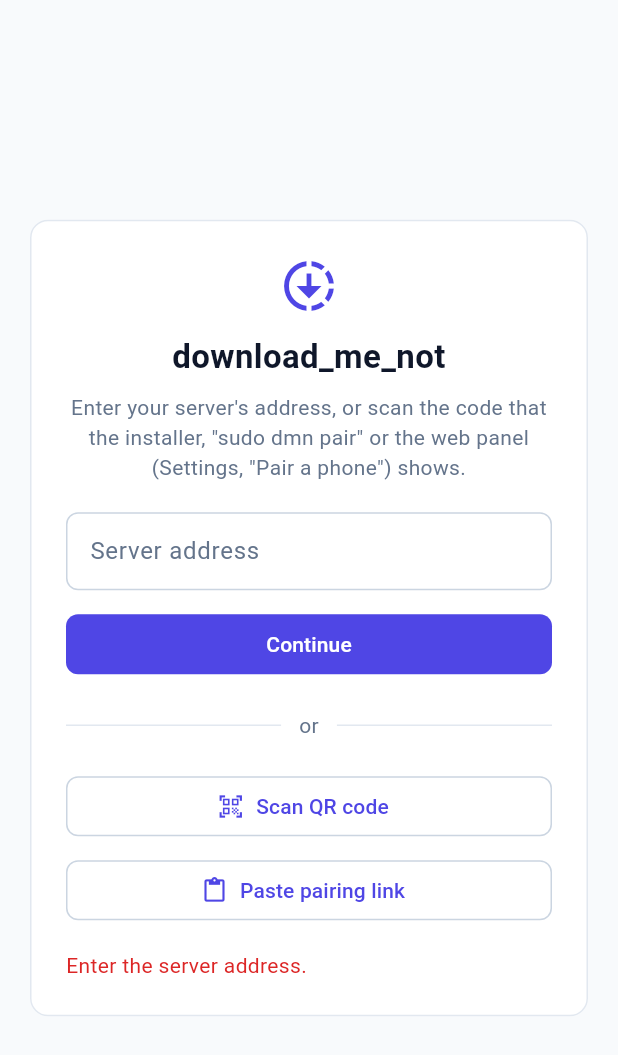
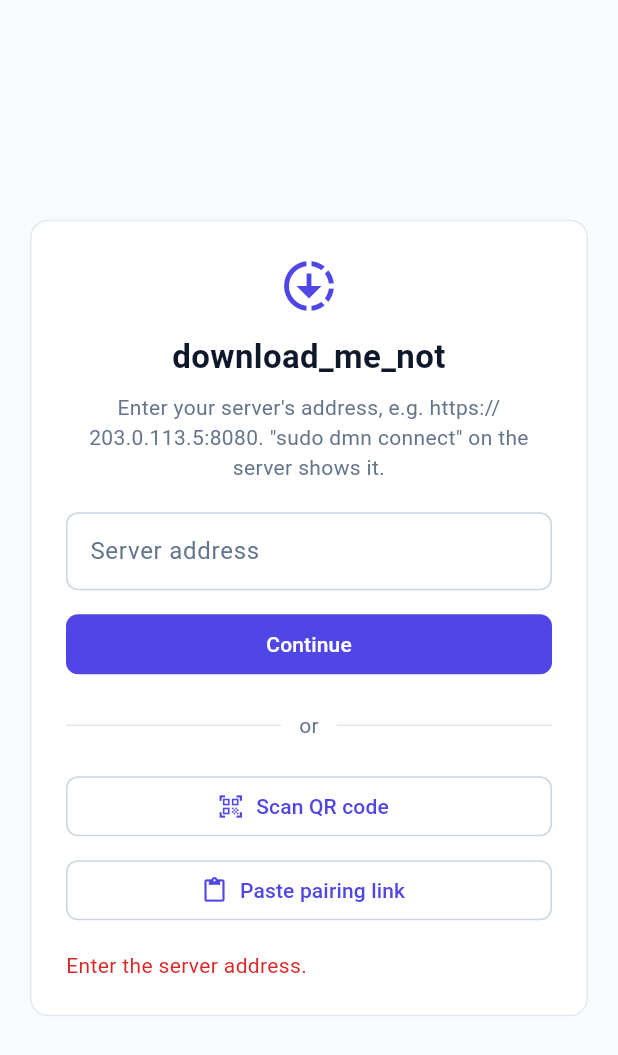
Before and after one commit to sadatdaniel/getaload_app, a Flutter app: the screen it shows after launch, after a tap on "Continue", on a phone screen of 412 x 824 dp. Shown: the top 1055 px of the screen. Run offline on Flutter 3.47's test engine with Material 3 defaults, Android fonts, the phone set to English and light mode, and no system bars; our stand-ins replace file_picker, flutter_secure_storage, shared_preferences; missing offline and left inert: android_intent_plus, desktop_drop, media_kit, media_kit_video, mobile_scanner, pdfrx; network calls fail.

Commit message:
Discover search hint, spaces in the server address, firewall hint when a server does not answer
Co-Authored-By: Claude Opus 5.5 <noreply@anthropic.com>

```diff
--- a/lib/api.dart
+++ b/lib/api.dart
@@ -56,7 +56,7 @@ class Server {
   }
 
   static String? normalizeUrl(String s) {
-    s = s.trim();
+    s = s.replaceAll(RegExp(r'\s'), ''); // phone keyboards add spaces after "https://"
     if (s.isEmpty) return null;
     if (!s.contains('://')) s = 'https://$s';
     final u = Uri.tryParse(s);
--- a/lib/discover.dart
+++ b/lib/discover.dart
@@ -68,7 +68,7 @@ class _DiscoverViewState extends State<DiscoverView> {
               controller: _search,
               textInputAction: TextInputAction.search,
               decoration: InputDecoration(
-                hintText: 'Search your add-ons',
+                hintText: 'Search movies and series',
                 prefixIcon: const Icon(Icons.search),
                 suffixIcon: _query.isEmpty
                     ? null
--- a/lib/pair.dart
+++ b/lib/pair.dart
@@ -124,7 +124,7 @@ class _AddServerScreenState extends State<AddServerScreen> {
             title: Text(saved == null ? 'Self-signed certificate' : 'The certificate changed'),
             content: SelectableText(
               'Fingerprint (SHA-256):\n\n$fp\n\n'
-              'Compare it with the one shown by the installer, "dmn pair" or the web panel. Trust this server?',
+              'Compare it with the one shown by the installer or "sudo dmn connect". Trust this server?',
             ),
             actions: [
               TextButton(onPressed: () => Navigator.pop(c, false), child: const Text('Cancel')),
@@ -193,8 +193,8 @@ class _AddServerScreenState extends State<AddServerScreen> {
                       const SizedBox(height: 8),
                       Text(
                         t == null
-                            ? 'Enter your server\'s address, or scan the code that the installer, "sudo dmn pair" '
-                                  'or the web panel (Settings, "Pair a phone") shows.'
+                            ? 'Enter your server\'s address, e.g. https://203.0.113.5:8080. '
+                                  '"sudo dmn connect" on the server shows it.'
                             : _users.isEmpty
                             ? 'This server has no users yet. Enter a token from "dmn setup" or "dmn pair".'
                             : 'Who is signing in?',
--- a/lib/transport.dart
+++ b/lib/transport.dart
@@ -88,7 +88,7 @@ class Transport {
   }
 
   /// For a server typed in by hand: the fingerprint of its certificate if the system does not trust it
-  /// (self-signed), '' if it does or if it is plain HTTP. The user compares it with `dmn pair`.
+  /// (self-signed), '' if it does or if it is plain HTTP. The user compares it with `dmn connect`.
   static Future<String> probeFingerprint(String url) async {
     var fp = '';
     final h = HttpClient()
@@ -102,13 +102,18 @@ class Transport {
       await resp.drain();
       return fp;
     } on SocketException catch (e) {
-      throw ApiError(0, 'Cannot reach $url (${e.osError?.message ?? e.message})');
+      throw ApiError(0, 'Cannot reach $url (${e.osError?.message ?? e.message}). $_firewallHint');
     } on TimeoutException {
-      throw ApiError(0, '$url did not answer');
+      throw ApiError(0, '$url did not answer. $_firewallHint');
     } finally {
       h.close(force: true);
     }
   }
 
+  static const _firewallHint =
+      'Check the address (the server\'s public IP, not 10.x or 192.168.x when you are away) and that the port is '
+      'open in the server\'s firewall and, on a cloud VM, in the provider\'s console. "sudo dmn connect" on the '
+      'server shows the steps.';
+
   static bool get canDownload => true;
 }
```
Also changed, not shown: 1 other file.
